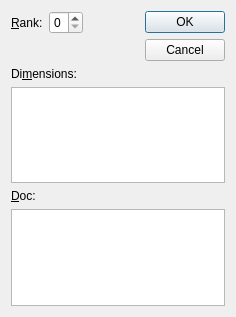
Qt form ndtsconfigtool/ui/dimensionsdlg.ui (jkotan/nexdatas.configtool) before a commit.
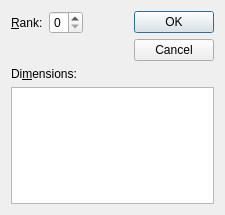
The same form after that commit.

What changed in the file:
```diff
--- a/ndtsconfigtool/ui/dimensionsdlg.ui
+++ b/ndtsconfigtool/ui/dimensionsdlg.ui
@@ -6,8 +6,8 @@
    <rect>
     <x>0</x>
     <y>0</y>
-    <width>236</width>
-    <height>317</height>
+    <width>225</width>
+    <height>215</height>
    </rect>
   </property>
   <property name="windowTitle">
@@ -83,19 +83,6 @@
      <item>
       <widget class="QTableWidget" name="dimTableWidget"/>
      </item>
-     <item>
-      <widget class="QLabel" name="docLabel">
-       <property name="text">
-        <string>&amp;Doc:</string>
-       </property>
-       <property name="buddy">
-        <cstring>docTextEdit</cstring>
-       </property>
-      </widget>
-     </item>
-     <item>
-      <widget class="QTextEdit" name="docTextEdit"/>
-     </item>
     </layout>
    </item>
   </layout>
```
Left out of the diff: 1 changed line with no effect on the pictures.
